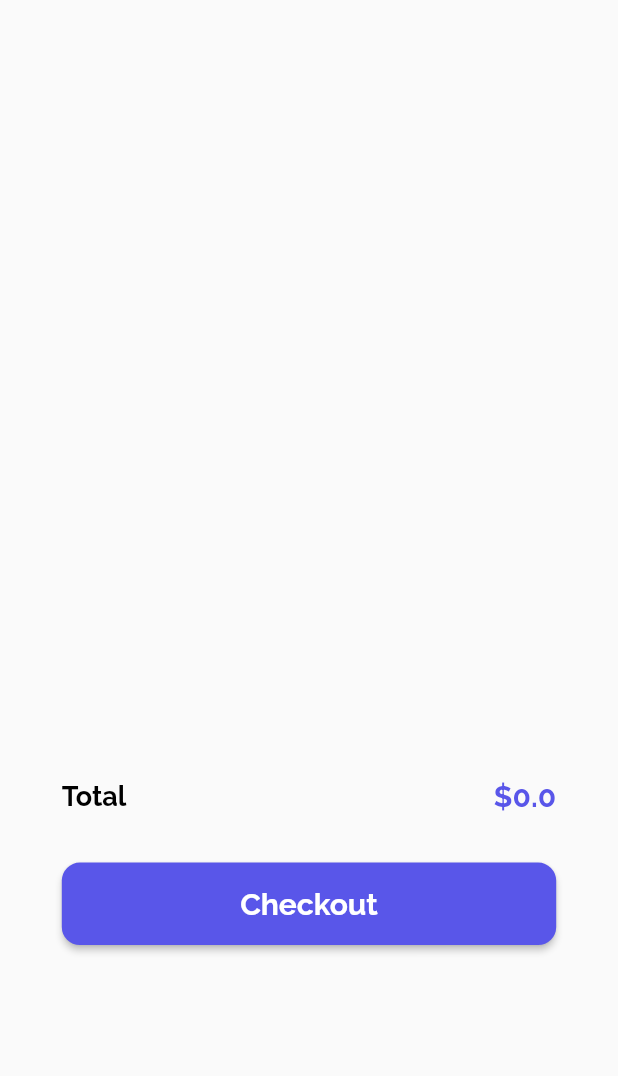
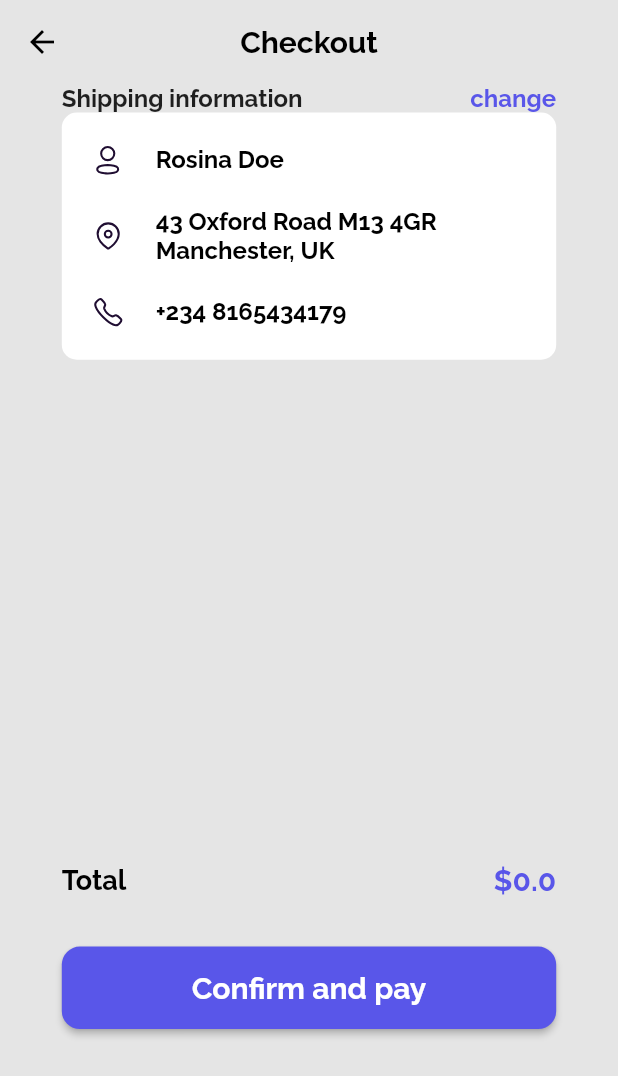
Before and after one commit to adeosunsam/ecommerce_app, a Flutter app: the CartScreenBody widget shown alone on an empty page, opened directly, after a tap on "Checkout", on a phone screen of 412 x 824 dp. Shown: the top 1076 px of the screen. Run offline on Flutter 3.47's test engine with Material 2 defaults, Android fonts, the phone set to English and light mode, and no system bars; our stand-ins replace flutter_svg.

Commit message:
shipping info added to checkout page

```diff
--- a/lib/screen/cart/components/cart_total.dart
+++ b/lib/screen/cart/components/cart_total.dart
@@ -4,8 +4,12 @@ import 'package:ecommerce_store/entity/cart_product.dart';
 import 'package:flutter/material.dart';
 
 class CartTotalPrice extends StatelessWidget {
+  final String text;
+  final VoidCallback press;
   const CartTotalPrice({
     Key? key,
+    required this.text,
+    required this.press,
   }) : super(key: key);
 
   @override
@@ -45,8 +49,8 @@ class CartTotalPrice extends StatelessWidget {
             child: RoundedButton(
               buttonColor: kPrimary,
               textColor: Colors.white,
-              text: 'Checkout',
-              press: () {},
+              text: text,
+              press: press,
             ),
           ),
         ],
--- a/lib/screen/cart/product_cart.dart
+++ b/lib/screen/cart/product_cart.dart
@@ -2,6 +2,7 @@ import 'package:ecommerce_store/constants.dart';
 import 'package:ecommerce_store/entity/cart_product.dart';
 import 'package:ecommerce_store/screen/cart/components/cart_body.dart';
 import 'package:ecommerce_store/screen/cart/components/cart_total.dart';
+import 'package:ecommerce_store/screen/checkout/checkout_page.dart';
 import 'package:ecommerce_store/screen/favorite/components/empty_wishlist.dart';
 import 'package:flutter/material.dart';
 
@@ -98,8 +99,15 @@ class _CartScreenBodyState extends State<CartScreenBody> {
             ),
           ),
         ),
-        // ignore: prefer_const_constructors
-        CartTotalPrice(),
+        CartTotalPrice(
+          press: () => Navigator.push(
+            context,
+            MaterialPageRoute(
+              builder: (context) => const CheckOutScreen(),
+            ),
+          ),
+          text: 'Checkout',
+        ),
       ],
     );
   }
--- /dev/null
+++ b/lib/screen/checkout/checkout_page.dart
@@ -0,0 +1,54 @@
+import 'package:ecommerce_store/constants.dart';
+import 'package:ecommerce_store/screen/cart/components/cart_total.dart';
+import 'package:ecommerce_store/screen/checkout/components/shipping_info.dart';
+import 'package:flutter/material.dart';
+
+class CheckOutScreen extends StatefulWidget {
+  const CheckOutScreen({Key? key}) : super(key: key);
+
+  @override
+  State<CheckOutScreen> createState() => _CheckOutScreenState();
+}
+
+class _CheckOutScreenState extends State<CheckOutScreen> {
+  @override
+  Widget build(BuildContext context) {
+    Size size = MediaQuery.of(context).size;
+    return Scaffold(
+      backgroundColor: kbackground,
+      appBar: AppBar(
+        title: const Text(
+          'Checkout',
+          style: TextStyle(
+            fontFamily: 'Raleway',
+            fontWeight: FontWeight.bold,
+            fontSize: 20,
+          ),
+        ),
+        centerTitle: true,
+        elevation: 0,
+        backgroundColor: kbackground,
+        foregroundColor: Colors.black,
+      ),
+      body: Column(
+        children: [
+          Container(
+            height: size.height * .63,
+            margin: EdgeInsets.symmetric(horizontal: size.width * .1),
+            child: SingleChildScrollView(
+              child: Column(
+                children: const [
+                  ShippingInformation(),
+                ],
+              ),
+            ),
+          ),
+          CartTotalPrice(
+            press: () {},
+            text: 'Confirm and pay',
+          ),
+        ],
+      ),
+    );
+  }
+}
--- /dev/null
+++ b/lib/screen/checkout/components/shipping_info.dart
@@ -0,0 +1,69 @@
+import 'package:ecommerce_store/constants.dart';
+import 'package:ecommerce_store/screen/checkout/components/shipping_info_detail.dart';
+import 'package:flutter/material.dart';
+
+class ShippingInformation extends StatelessWidget {
+  const ShippingInformation({
+    Key? key,
+  }) : super(key: key);
+
+  @override
+  Widget build(BuildContext context) {
+    Size size = MediaQuery.of(context).size;
+    return Column(
+      children: [
+        Row(
+          mainAxisAlignment: MainAxisAlignment.spaceBetween,
+          children: [
+            const Text(
+              'Shipping information',
+              style: TextStyle(
+                fontFamily: 'Raleway',
+                fontWeight: FontWeight.bold,
+                fontSize: 16,
+                color: Colors.black87,
+              ),
+            ),
+            InkWell(
+              onTap: () {},
+              child: const Text(
+                'change',
+                style: TextStyle(
+                  color: kPrimary,
+                  fontFamily: 'Raleway',
+                  fontSize: 16,
+                  fontWeight: FontWeight.bold,
+                ),
+              ),
+            ),
+          ],
+        ),
+        Container(
+          height: size.height * .2,
+          width: size.width * .8,
+          decoration: BoxDecoration(
+            borderRadius: BorderRadius.circular(10),
+            color: Colors.white,
+          ),
+          child: Padding(
+            padding: const EdgeInsets.symmetric(horizontal: 20),
+            child: Column(
+              mainAxisAlignment: MainAxisAlignment.spaceEvenly,
+              children: const [
+                ShippingInfoDetail(
+                    imagePath: 'assets/icons/user.svg', text: 'Rosina Doe'),
+                ShippingInfoDetail(
+                  imagePath: 'assets/icons/location.svg',
+                  text: "43 Oxford Road M13 4GR Manchester, UK",
+                ),
+                ShippingInfoDetail(
+                    imagePath: 'assets/icons/call.svg',
+                    text: '+234 8165434179'),
+              ],
+            ),
+          ),
+        ),
+      ],
+    );
+  }
+}
--- /dev/null
+++ b/lib/screen/checkout/components/shipping_info_detail.dart
@@ -0,0 +1,41 @@
+import 'package:flutter/material.dart';
+import 'package:flutter_svg/svg.dart';
+
+class ShippingInfoDetail extends StatelessWidget {
+  final String imagePath;
+  final String text;
+  const ShippingInfoDetail({
+    Key? key,
+    required this.imagePath,
+    required this.text,
+  }) : super(key: key);
+
+  @override
+  Widget build(BuildContext context) {
+    Size size = MediaQuery.of(context).size;
+    return Row(
+      children: [
+        SizedBox(
+          child: SvgPicture.asset(
+            imagePath,
+            width: 22,
+          ),
+        ),
+        Expanded(
+          child: Container(
+            margin: EdgeInsets.symmetric(horizontal: size.width * 0.05),
+            child: Text(
+              text,
+              style: const TextStyle(
+                fontFamily: 'Raleway',
+                fontSize: 16,
+                fontWeight: FontWeight.w600,
+                color: Colors.black,
+              ),
+            ),
+          ),
+        ),
+      ],
+    );
+  }
+}
```
Also changed, not shown: assets/icons/call.svg (added).
